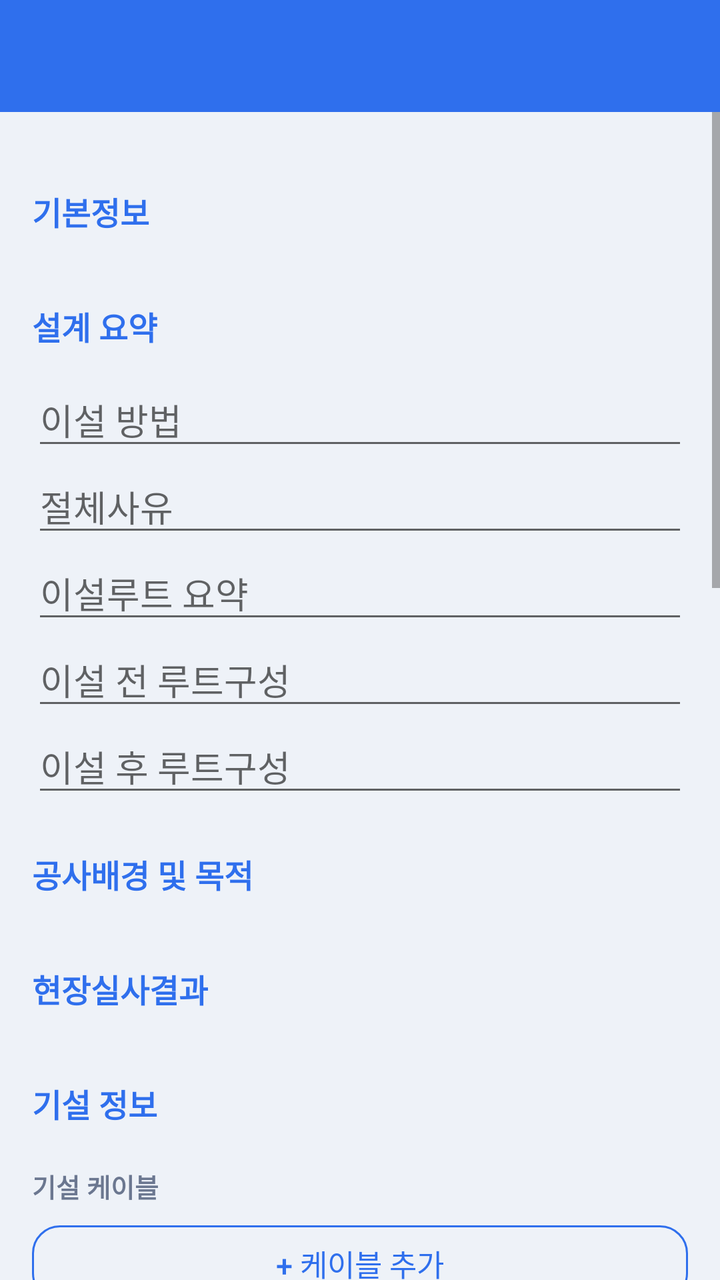
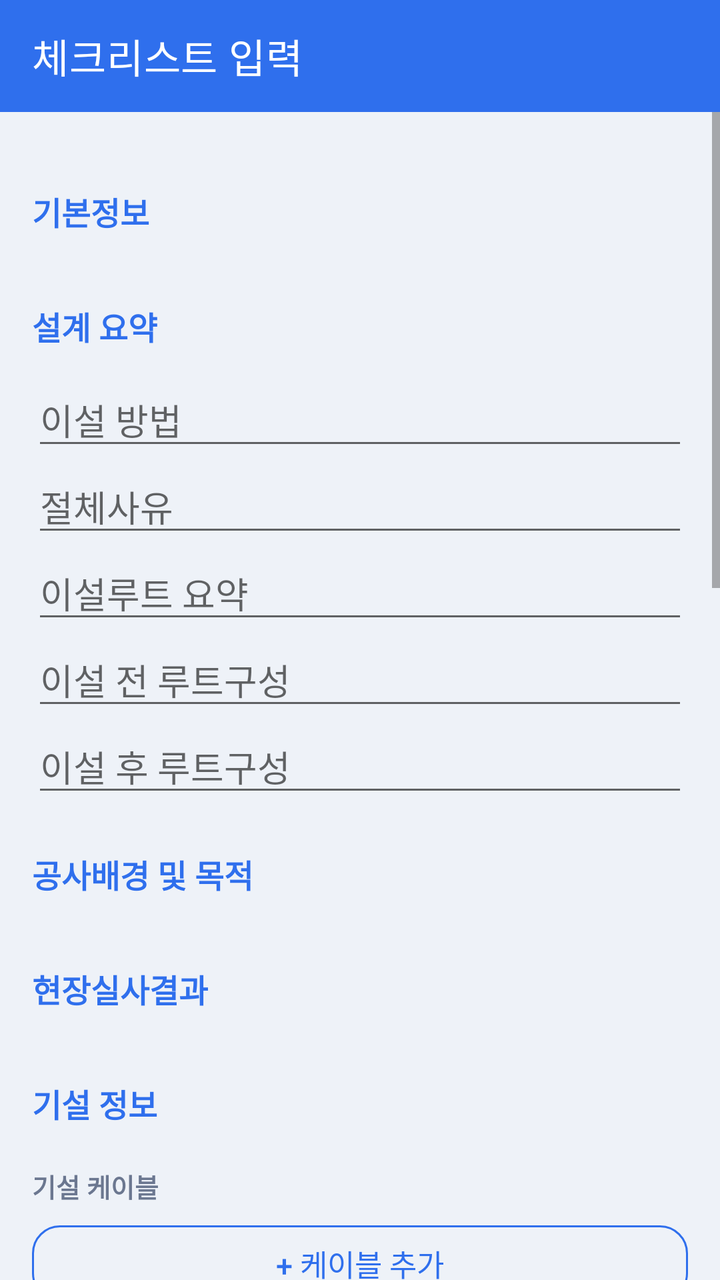

An Android layout rendered at two revisions. The XML below is the earlier revision; the diff shows what the commit changed to produce the second picture.
<!-- AndroidManifest.xml: activity theme Theme.Jijang -->
<!-- res/layout/activity_checklist_edit.xml -->
<?xml version="1.0" encoding="utf-8"?>
<LinearLayout xmlns:android="http://schemas.android.com/apk/res/android"
    android:layout_width="match_parent"
    android:layout_height="match_parent"
    android:orientation="vertical"
    android:background="@color/background">

    <androidx.appcompat.widget.Toolbar
        android:id="@+id/toolbar"
        android:layout_width="match_parent"
        android:layout_height="?attr/actionBarSize"
        android:background="@color/primary"
        android:title="체크리스트 입력"
        android:titleTextColor="@color/on_primary" />

    <ScrollView
        android:layout_width="match_parent"
        android:layout_height="0dp"
        android:layout_weight="1">

        <LinearLayout
            android:id="@+id/rootContent"
            android:layout_width="match_parent"
            android:layout_height="wrap_content"
            android:orientation="vertical"
            android:padding="16dp">

            <TextView style="@style/SectionHeaderCollapsible" android:tag="section_header" android:text="기본정보" />
            <LinearLayout
                android:id="@+id/containerBasicInfoExtra"
                android:layout_width="match_parent"
                android:layout_height="wrap_content"
                android:orientation="vertical" />

            <TextView style="@style/SectionHeaderCollapsible" android:tag="section_header" android:text="설계 요약" />

            <EditText android:id="@+id/editRelocationMethod" style="@style/FormField" android:hint="이설 방법" />
            <EditText android:id="@+id/editRelocationReason" style="@style/FormField" android:hint="절체사유" />
            <EditText android:id="@+id/editExistingRouteSummary" style="@style/FormField" android:hint="이설루트 요약" />
            <EditText android:id="@+id/editRouteBeforeConfig" style="@style/FormField" android:hint="이설 전 루트구성" />
            <EditText android:id="@+id/editRouteAfterConfig" style="@style/FormField" android:hint="이설 후 루트구성" />
            <LinearLayout
                android:id="@+id/containerDesignSummaryExtra"
                android:layout_width="match_parent"
                android:layout_height="wrap_content"
                android:orientation="vertical" />

            <TextView style="@style/SectionHeaderCollapsible" android:tag="section_header" android:text="공사배경 및 목적" />
            <LinearLayout
                android:id="@+id/containerBackground"
                android:layout_width="match_parent"
                android:layout_height="wrap_content"
                android:orientation="vertical" />

            <TextView style="@style/SectionHeaderCollapsible" android:tag="section_header" android:text="현장실사결과" />
            <LinearLayout
                android:id="@+id/containerFieldSurvey"
                android:layout_width="match_parent"
                android:layout_height="wrap_content"
                android:orientation="vertical" />

            <TextView style="@style/SectionHeaderCollapsible" android:tag="section_header" android:text="기설 정보" />

            <TextView style="@style/SubHeader" android:text="기설 케이블" />
            <LinearLayout
                android:id="@+id/containerExistingCables"
                android:layout_width="match_parent"
                android:layout_height="wrap_content"
                android:orientation="vertical" />
            <com.google.android.material.button.MaterialButton
                android:id="@+id/buttonAddExistingCable"
                style="@style/Widget.Jijang.Button.Outlined"
                android:layout_width="match_parent"
                android:layout_height="wrap_content"
                android:layout_marginBottom="16dp"
                android:text="+ 케이블 추가" />

            <TextView style="@style/SubHeader" android:text="기설 함체" />
            <LinearLayout
                android:id="@+id/containerExistingEnclosures"
                android:layout_width="match_parent"
                android:layout_height="wrap_content"
                android:orientation="vertical" />
            <com.google.android.material.button.MaterialButton
                android:id="@+id/buttonAddExistingEnclosure"
                style="@style/Widget.Jijang.Button.Outlined"
                android:layout_width="match_parent"
                android:layout_height="wrap_content"
                android:layout_marginBottom="16dp"
                android:text="+ 함체 추가" />

            <TextView style="@style/SubHeader" android:text="전주 정보" />
            <LinearLayout
                android:layout_width="match_parent"
                android:layout_height="wrap_content"
                android:orientation="horizontal">

                <EditText
                    android:id="@+id/editKepcoPoleCount"
                    android:layout_width="0dp"
                    android:layout_height="wrap_content"
                    android:layout_weight="1"
                    android:hint="한전주"
                    android:inputType="number" />

                <EditText
                    android:id="@+id/editOwnPoleCount"
                    android:layout_width="0dp"
                    android:layout_height="wrap_content"
                    android:layout_marginStart="8dp"
                    android:layout_weight="1"
                    android:hint="자가주"
                    android:inputType="number" />

                <EditText
                    android:id="@+id/editOtherPoleCount"
                    android:layout_width="0dp"
                    android:layout_height="wrap_content"
                    android:layout_marginStart="8dp"
                    android:layout_weight="1"
                    android:hint="타사주"
                    android:inputType="number" />
            </LinearLayout>

            <TextView style="@style/SectionHeaderCollapsible" android:tag="section_header" android:text="설계 이설루트" />
            <LinearLayout
                android:id="@+id/containerDesignRoute"
                android:layout_width="match_parent"
                android:layout_height="wrap_content"
                android:orientation="vertical" />

            <TextView style="@style/SectionHeaderCollapsible" android:tag="section_header" android:text="신설 정보" />

            <TextView style="@style/SubHeader" android:text="신설 케이블" />
            <LinearLayout
                android:id="@+id/containerNewCables"
                android:layout_width="match_parent"
                android:layout_height="wrap_content"
                android:orientation="vertical" />
            <com.google.android.material.button.MaterialButton
                android:id="@+id/buttonAddNewCable"
                style="@style/Widget.Jijang.Button.Outlined"
                android:layout_width="match_parent"
                android:layout_height="wrap_content"
                android:layout_marginBottom="16dp"
                android:text="+ 케이블 추가" />

            <TextView style="@style/SubHeader" android:text="신설 함체" />
            <LinearLayout
                android:id="@+id/containerNewEnclosures"
                android:layout_width="match_parent"
                android:layout_height="wrap_content"
                android:orientation="vertical" />
            <com.google.android.material.button.MaterialButton
                android:id="@+id/buttonAddNewEnclosure"
                style="@style/Widget.Jijang.Button.Outlined"
                android:layout_width="match_parent"
                android:layout_height="wrap_content"
                android:layout_marginBottom="16dp"
                android:text="+ 함체 추가" />

            <LinearLayout
                android:id="@+id/containerNewInfoExtra"
                android:layout_width="match_parent"
                android:layout_height="wrap_content"
                android:orientation="vertical" />

            <TextView style="@style/SectionHeaderCollapsible" android:tag="section_header" android:text="이설 후 RM여부" />
            <LinearLayout
                android:id="@+id/containerRmStatus"
                android:layout_width="match_parent"
                android:layout_height="wrap_content"
                android:orientation="vertical" />

            <TextView style="@style/SectionHeaderCollapsible" android:tag="section_header" android:text="지역 별 추가기준" />
            <LinearLayout
                android:id="@+id/containerRegionalCriteria"
                android:layout_width="match_parent"
                android:layout_height="wrap_content"
                android:orientation="vertical" />

            <TextView style="@style/SectionHeaderCollapsible" android:tag="section_header" android:text="특이사항" />
            <EditText
                android:id="@+id/editSpecialNote"
                style="@style/FormField"
                android:hint="특이사항"
                android:inputType="textMultiLine"
                android:minLines="2" />

            <View
                android:layout_width="0dp"
                android:layout_height="0dp"
                android:tag="section_end" />

            <com.google.android.material.button.MaterialButton
                android:id="@+id/buttonSave"
                android:layout_width="match_parent"
                android:layout_height="wrap_content"
                android:layout_marginTop="8dp"
                android:layout_marginBottom="24dp"
                android:text="저장" />

        </LinearLayout>
    </ScrollView>
</LinearLayout>
<!-- resources referenced by this layout -->
<resources>
  <color name="background">#EEF2F8</color>
  <color name="on_primary">#FFFFFF</color>
  <color name="primary">#2F6FED</color>
  <style name="FormField">
          <item name="android:layout_width">match_parent</item>
          <item name="android:layout_height">wrap_content</item>
      </style>
  <style name="SectionHeaderCollapsible" parent="SectionHeader">
          <item name="android:layout_marginTop">10dp</item>
          <item name="android:layout_marginBottom">0dp</item>
          <item name="android:paddingVertical">12dp</item>
          <item name="android:background">?attr/selectableItemBackground</item>
          <item name="android:clickable">true</item>
          <item name="android:focusable">true</item>
      </style>
  <style name="SubHeader">
          <item name="android:layout_width">match_parent</item>
          <item name="android:layout_height">wrap_content</item>
          <item name="android:layout_marginTop">8dp</item>
          <item name="android:layout_marginBottom">4dp</item>
          <item name="android:textColor">@color/text_secondary</item>
          <item name="android:textSize">13sp</item>
          <item name="android:textStyle">bold</item>
      </style>
  <style name="Widget.Jijang.Button.Outlined" parent="Widget.MaterialComponents.Button.OutlinedButton">
          <item name="android:textColor">@color/primary</item>
          <item name="strokeColor">@color/primary</item>
          <item name="android:textAllCaps">false</item>
          <item name="android:textSize">15sp</item>
          <item name="android:minHeight">@dimen/button_height</item>
          <item name="cornerRadius">@dimen/button_radius</item>
          <item name="android:letterSpacing">0</item>
      </style>
  <style name="SectionHeader">
          <item name="android:layout_width">match_parent</item>
          <item name="android:layout_height">wrap_content</item>
          <item name="android:layout_marginTop">20dp</item>
          <item name="android:layout_marginBottom">8dp</item>
          <item name="android:textColor">@color/primary</item>
          <item name="android:textSize">16sp</item>
          <item name="android:textStyle">bold</item>
      </style>
  <color name="text_secondary">#6B7790</color>
  <dimen name="button_height">50dp</dimen>
  <dimen name="button_radius">14dp</dimen>
  <color name="primary_dark">#1E54C4</color>
  <color name="accent">#F58220</color>
  <color name="on_accent">#FFFFFF</color>
  <style name="ShapeAppearance.Jijang.SmallComponent" parent="ShapeAppearance.MaterialComponents.SmallComponent">
          <item name="cornerSize">@dimen/button_radius</item>
      </style>
  <style name="Widget.Jijang.Button" parent="Widget.MaterialComponents.Button">
          <item name="backgroundTint">@color/accent</item>
          <item name="android:textColor">@color/on_accent</item>
          <item name="android:textAllCaps">false</item>
          <item name="android:textSize">15sp</item>
          <item name="android:minHeight">@dimen/button_height</item>
          <item name="cornerRadius">@dimen/button_radius</item>
          <item name="android:letterSpacing">0</item>
      </style>
  <style name="Widget.Jijang.Button.Text" parent="Widget.MaterialComponents.Button.TextButton">
          <item name="android:textColor">@color/accent_dark</item>
          <item name="android:textAllCaps">false</item>
          <item name="android:letterSpacing">0</item>
      </style>
  <color name="accent_dark">#C96510</color>
  <!-- unchanged entries left out for length: 1 -->
</resources>

<!-- the commit's change to res/layout/activity_checklist_edit.xml (unified diff, before → after) -->
@@ -1,5 +1,6 @@
 <?xml version="1.0" encoding="utf-8"?>
 <LinearLayout xmlns:android="http://schemas.android.com/apk/res/android"
+    xmlns:app="http://schemas.android.com/apk/res-auto"
     android:layout_width="match_parent"
     android:layout_height="match_parent"
     android:orientation="vertical"
@@ -10,8 +11,8 @@
         android:layout_width="match_parent"
         android:layout_height="?attr/actionBarSize"
         android:background="@color/primary"
-        android:title="체크리스트 입력"
-        android:titleTextColor="@color/on_primary" />
+        app:title="체크리스트 입력"
+        app:titleTextColor="@color/on_primary" />
 
     <ScrollView
         android:layout_width="match_parent"
